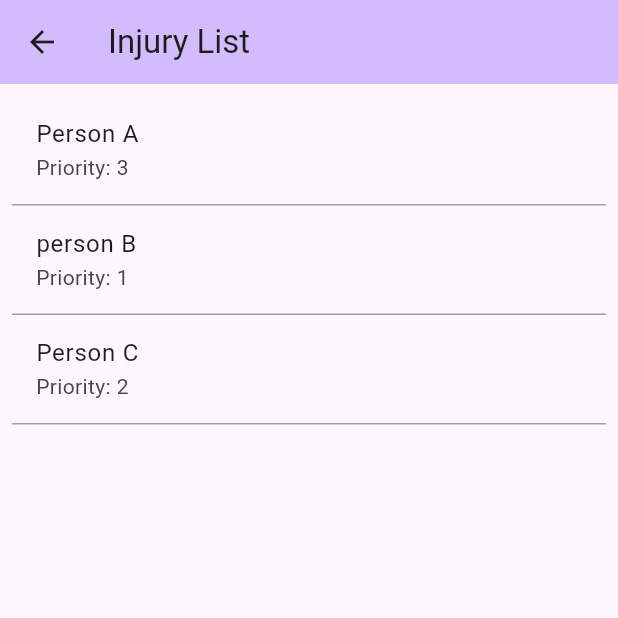
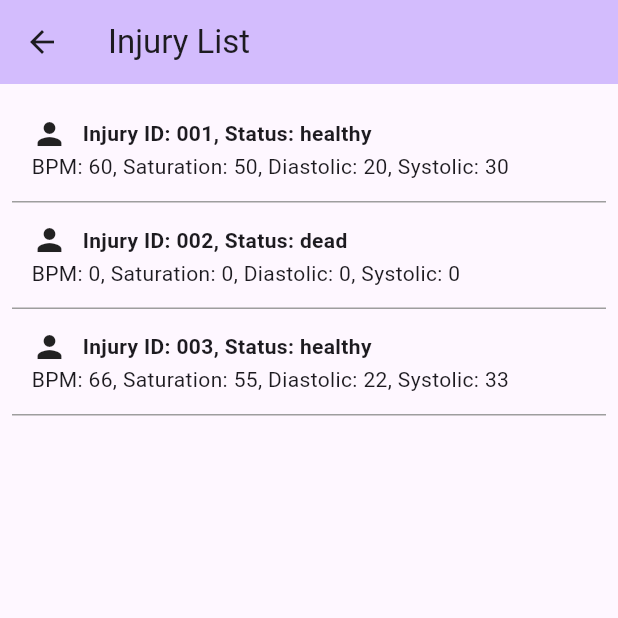
Before and after one commit to czuhajster/traige, a Flutter app: the InjuryView screen opened directly, on a phone screen of 412 x 824 dp, the top half of it. Run offline on Flutter 3.47's test engine with Material 2 defaults, Android fonts, the phone set to English and light mode, and no system bars; our stand-ins replace flutter_slidable.

Commit message:
update flutter app

```diff
--- a/traige/dashboard/lib/list.dart
+++ b/traige/dashboard/lib/list.dart
@@ -1,3 +1,5 @@
+import 'package:dashboard/List.dart';
+import 'package:dashboard/list.dart';
 import 'package:flutter/material.dart';
 import 'package:flutter_slidable/flutter_slidable.dart';
 import 'dart:async';
@@ -6,19 +8,36 @@ import 'dart:convert';
 import 'package:http/http.dart' as http;
 import 'list.dart';
 
-
 // void main() {
 //   runApp(InjuryView());
 // }
 
-  class InjuryView extends StatelessWidget {
-    final List<InjuryItem> injuryList = [
-      InjuryItem(name: 'Person A', ranking: 3),
-      InjuryItem(name: 'person B', ranking: 1),
-      InjuryItem(name: 'Person C', ranking: 2),
-    ];
-    @override
-    Widget build(BuildContext context) {
+class InjuryView extends StatelessWidget {
+  static List<InjuryCase> injuryList = [
+    InjuryCase(
+      user_id: '001',
+      status: 'healthy',
+      data: InjuryData(bpm: 60, oxygen_saturation: 50, diastolic: 20, systolic: 30),
+    ),
+    InjuryCase(
+      user_id: '002',
+      status: 'dead',
+      data: InjuryData(bpm: 0, oxygen_saturation: 0, diastolic: 0, systolic: 0),
+    ),
+    InjuryCase(
+      user_id: '003',
+      status: 'healthy',
+      data: InjuryData(bpm: 66, oxygen_saturation: 55, diastolic: 22, systolic: 33),
+    ),
+    //   InjuryCase(
+    //   user_id: '002',
+    //   status: 'healthy',
+    //   data: InjuryData(bpm: 66, oxygen_saturation: 55, diastolic: 22, systolic: 33),
+    // ),
+  ];
+
+  @override
+  Widget build(BuildContext context) {
     return Scaffold(
       appBar: AppBar(
         backgroundColor: Theme.of(context).colorScheme.inversePrimary,
@@ -41,9 +60,16 @@ import 'list.dart';
                         ),
                       ),
                     ),
-                    child: ListTile(
-                      title: Text(injuryList[index].name),
-                      subtitle: Text('Priority: ${injuryList[index].ranking}'),
+                    child: Container(
+                      padding: EdgeInsets.all(8),
+                      child: InjuryCaseWidget(
+                        user_id: injuryList[index].user_id,
+                        status: injuryList[index].status,
+                        bpm: injuryList[index].data.bpm,
+                        oxygen_saturation: injuryList[index].data.oxygen_saturation,
+                        diastolic: injuryList[index].data.diastolic,
+                        systolic: injuryList[index].data.systolic,
+                      ),
                     ),
                   );
                 },
@@ -56,35 +82,127 @@ import 'list.dart';
   }
 }
 
-//   return ListView.builder(
-//     padding: const EdgeInsets.all(8),
-//     itemCount: injuryList.length,
-//     itemBuilder: (BuildContext context, int index) {
-//       return Container(
-//         height: 50,
-//         color: Colors.amber,
-//         child: Center(child: Text('Entry ${injuryList[index]}')),
-//       );
-//     }
-//   );
-// }
-//   }
-
-class InjuryItem {
-  String name;
-  int ranking;
-  InjuryItem({required this.name, required this.ranking});
+InjuryCase? findCaseById(String user_id) {
+  try {
+    return InjuryView.injuryList.firstWhere((user) => user.user_id == user_id);
+  } catch (e) {
+    return null;
+  }
 }
 
-List<InjuryItem> injuryList = [
-  InjuryItem(name: 'Person A', ranking: 3),
-  InjuryItem(name: 'person B', ranking: 1),
-  InjuryItem(name: 'Person C', ranking: 2),
-];
+void createCase(String user_id, String newStatus, int newBpm, int newOxygen_saturation, int newDiastolic, int newSystolic) {
+  // Check if the user with user_id exists
+  InjuryCase? existingCase = findCaseById(user_id);
 
-// ListView.builder(
-//   itemCount: injuryList.length,
-//   itemBuilder: (BuildContext context, int index) {
-//     return InjuryListItemWidget(data: injuryList[index]);
-//   },
-// )
+  if (existingCase != null) {
+    // Case exists, update the data
+    existingCase.status = newStatus;
+    existingCase.data.bpm = newBpm;
+    existingCase.data.oxygen_saturation = newOxygen_saturation;
+    existingCase.data.diastolic = newDiastolic;
+    existingCase.data.systolic = newSystolic;
+    print('Case updated');
+  } else {
+    // Case doesn't exist, create a new one
+    InjuryCase newCase = InjuryCase(
+      user_id: user_id,
+      status: newStatus,
+      data: InjuryData(
+        bpm: newBpm,
+        oxygen_saturation: newOxygen_saturation,
+        diastolic: newDiastolic,
+        systolic: newSystolic,
+      ),
+    );
+    InjuryView.injuryList.add(newCase);
+    print('New case created');
+  }
+}
+
+class InjuryCase {
+  final String user_id;
+  String status;
+  InjuryData data;
+
+  InjuryCase({
+    required this.user_id,
+    required this.status,
+    required this.data,
+  });
+}
+
+class InjuryData {
+  int bpm;
+  int oxygen_saturation;
+  int diastolic;
+  int systolic;
+
+  InjuryData({
+    required this.bpm,
+    required this.oxygen_saturation,
+    required this.diastolic,
+    required this.systolic,
+  });
+}
+
+class InjuryCaseWidget extends StatelessWidget {
+  final String user_id;
+  String status;
+  int bpm;
+  int oxygen_saturation;
+  int diastolic;
+  int systolic;
+
+  InjuryCaseWidget({
+    required this.user_id,
+    required this.status,
+    required this.bpm,
+    required this.oxygen_saturation,
+    required this.diastolic,
+    required this.systolic,
+  });
+
+  @override
+  Widget build(BuildContext context) {
+    return Container(
+      padding: EdgeInsets.all(5),
+      child: Column(
+        children: [
+          Row(
+            children: [
+              Icon(Icons.person),
+              SizedBox(width: 10), // Add some spacing between the icon and text
+              Expanded(
+                child: Align(
+                  alignment: Alignment.centerLeft,
+                  child: Text(
+                    'Injury ID: $user_id, Status: $status',
+                    style: TextStyle(fontWeight: FontWeight.bold),
+                  ),
+                ),
+              ),
+            ],
+          ),
+          Align(
+            alignment: Alignment.centerLeft,
+            child: Text('BPM: $bpm, Saturation: $oxygen_saturation, Diastolic: $diastolic, Systolic: $systolic'),
+          ),
+        ],
+      ),
+          );
+    //       Align(
+    //         alignment: Alignment.centerLeft,
+    //         child: Text(
+    //           'User ID: $user_id, Status: $status',
+    //           style: TextStyle(fontWeight: FontWeight.bold),
+    //         ),
+    //       ),
+    //       Align(
+    //         alignment: Alignment.centerLeft,
+    //         child: Text('BPM: $bpm, Saturation: $oxygen_saturation, Diastolic: $diastolic, Systolic: $systolic'),
+    //       ),
+    //     ],
+    //   ),
+    // );
+  }
+}
```
Also changed, not shown: 27 other files.
